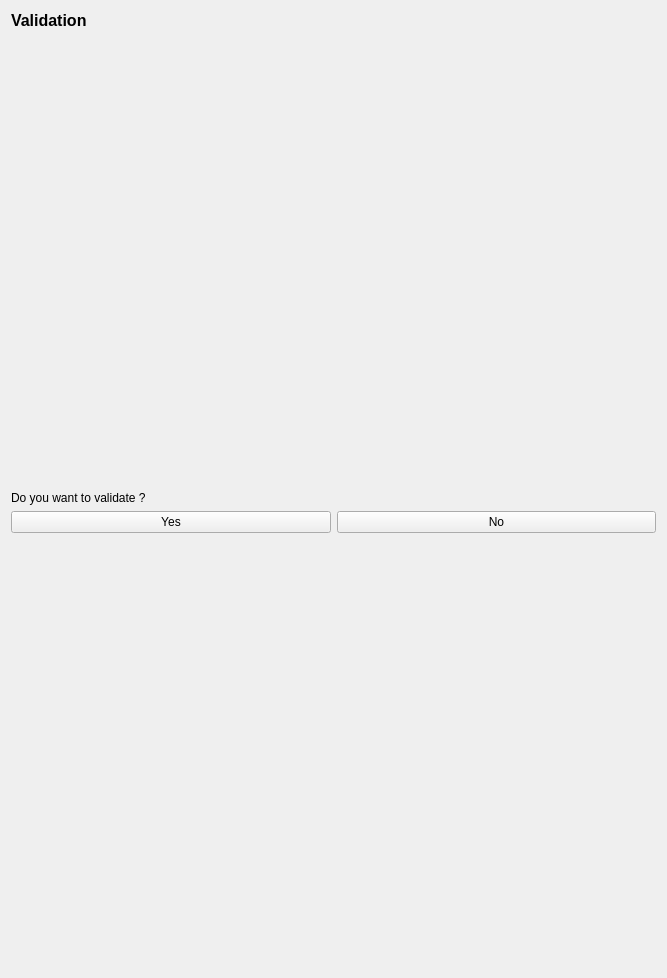
ThomasEscalle/WombatAutoRig, file forms/PageValidation.ui: the form before one commit.
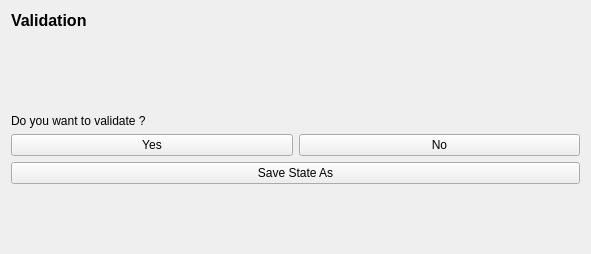
The form after the commit.

```diff
--- a/forms/PageValidation.ui
+++ b/forms/PageValidation.ui
@@ -6,8 +6,8 @@
    <rect>
     <x>0</x>
     <y>0</y>
-    <width>667</width>
-    <height>978</height>
+    <width>591</width>
+    <height>254</height>
    </rect>
   </property>
   <property name="windowTitle">
@@ -72,6 +72,13 @@
      </item>
     </layout>
    </item>
+   <item>
+    <widget class="QPushButton" name="btnSaveState">
+     <property name="text">
+      <string>Save State As</string>
+     </property>
+    </widget>
+   </item>
    <item>
     <spacer name="verticalSpacer_2">
      <property name="orientation">
```
Left out of the diff: 4 changed lines with no effect on the pictures.
